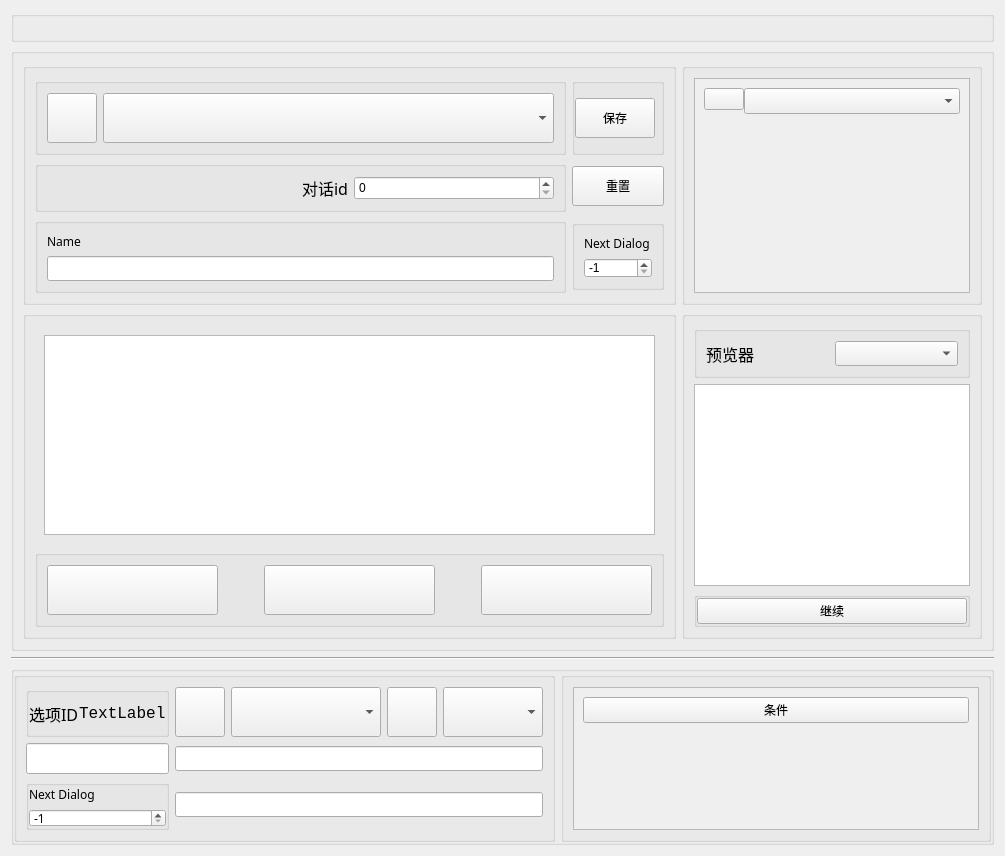
Before: the Qt Designer form UI/DialogInterface.ui in zdfjfd/jsonEditor, drawn with Qt 5.
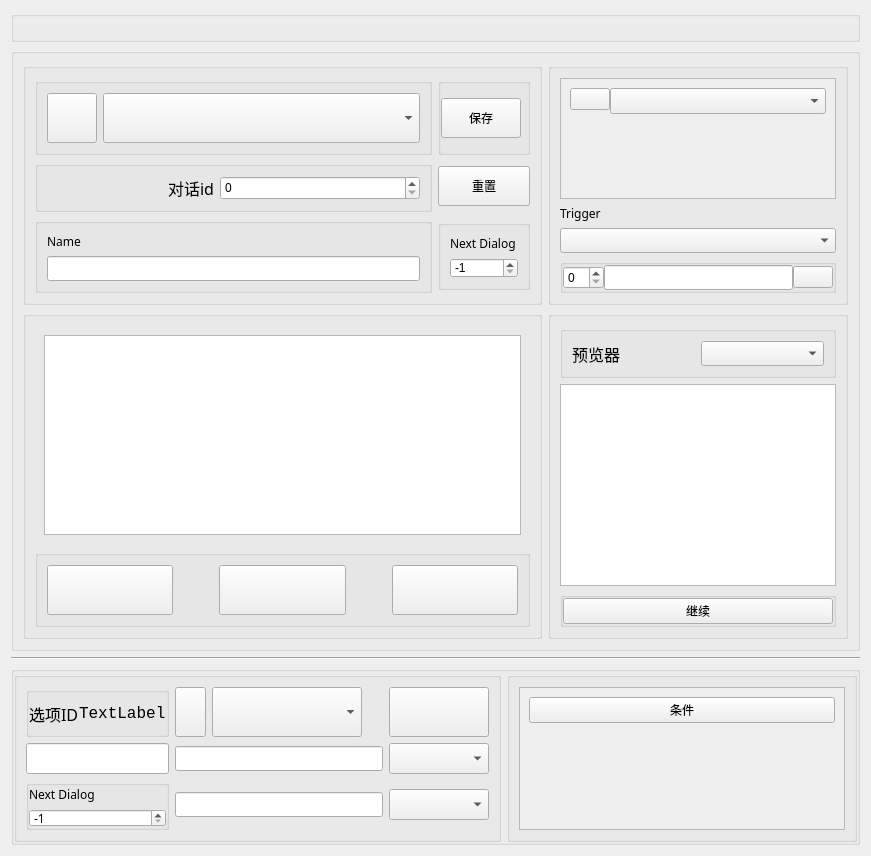
After: the same form once the commit is applied. Custom widgets are drawn as their Qt base class.

Commit message: new dialog properties

```diff
--- a/UI/DialogInterface.ui
+++ b/UI/DialogInterface.ui
@@ -6,7 +6,7 @@
    <rect>
     <x>0</x>
     <y>0</y>
-    <width>1005</width>
+    <width>871</width>
     <height>702</height>
    </rect>
   </property>
@@ -464,7 +464,7 @@
               <x>0</x>
               <y>0</y>
               <width>284</width>
-              <height>156</height>
+              <height>95</height>
              </rect>
             </property>
             <property name="autoFillBackground">
@@ -501,6 +501,70 @@
            </widget>
           </widget>
          </item>
+         <item>
+          <widget class="SubtitleLabel" name="label_7">
+           <property name="font">
+            <font>
+             <family>VonwaonBitmap 16px</family>
+            </font>
+           </property>
+           <property name="text">
+            <string>Trigger</string>
+           </property>
+          </widget>
+         </item>
+         <item>
+          <widget class="ComboBox" name="triggerBox">
+           <property name="font">
+            <font>
+             <family>VonwaonBitmap 16px</family>
+            </font>
+           </property>
+          </widget>
+         </item>
+         <item>
+          <widget class="QGroupBox" name="groupBox_9">
+           <property name="title">
+            <string/>
+           </property>
+           <layout class="QHBoxLayout" name="horizontalLayout_6">
+            <property name="spacing">
+             <number>0</number>
+            </property>
+            <property name="leftMargin">
+             <number>0</number>
+            </property>
+            <property name="topMargin">
+             <number>0</number>
+            </property>
+            <property name="rightMargin">
+             <number>0</number>
+            </property>
+            <property name="bottomMargin">
+             <number>0</number>
+            </property>
+            <item>
+             <widget class="SpinBox" name="triggerIndexBox"/>
+            </item>
+            <item>
+             <widget class="ButtonLineEdit" name="triggerEdit">
+              <property name="font">
+               <font>
+                <family>VonwaonBitmap 16px</family>
+               </font>
+              </property>
+             </widget>
+            </item>
+            <item>
+             <widget class="TransparentToolButton" name="removeTriggerButton">
+              <property name="text">
+               <string/>
+              </property>
+             </widget>
+            </item>
+           </layout>
+          </widget>
+         </item>
         </layout>
        </widget>
       </item>
@@ -704,49 +768,54 @@
          <string/>
         </property>
         <layout class="QGridLayout" name="gridLayout_2">
-         <item row="0" column="2">
-          <widget class="TransparentToolButton" name="clearOptionButton">
-           <property name="enabled">
-            <bool>true</bool>
-           </property>
-           <property name="sizePolicy">
-            <sizepolicy hsizetype="Expanding" vsizetype="Preferred">
-             <horstretch>0</horstretch>
-             <verstretch>0</verstretch>
-            </sizepolicy>
-           </property>
-           <property name="minimumSize">
-            <size>
-             <width>20</width>
-             <height>50</height>
-            </size>
-           </property>
-           <property name="maximumSize">
-            <size>
-             <width>50</width>
-             <height>50</height>
-            </size>
-           </property>
-           <property name="font">
-            <font>
-             <family>Consolas</family>
-             <pointsize>16</pointsize>
-             <weight>50</weight>
-             <bold>false</bold>
-            </font>
-           </property>
-           <property name="toolTip">
-            <string>删除当前项</string>
-           </property>
-           <property name="text">
+         <item row="0" column="1">
+          <widget class="QGroupBox" name="groupBox_5">
+           <property name="title">
             <string/>
            </property>
-           <property name="iconSize">
-            <size>
-             <width>16</width>
-             <height>16</height>
-            </size>
-           </property>
+           <layout class="QHBoxLayout" name="horizontalLayout">
+            <property name="spacing">
+             <number>0</number>
+            </property>
+            <property name="leftMargin">
+             <number>0</number>
+            </property>
+            <property name="topMargin">
+             <number>0</number>
+            </property>
+            <property name="rightMargin">
+             <number>0</number>
+            </property>
+            <property name="bottomMargin">
+             <number>0</number>
+            </property>
+            <item>
+             <widget class="SubtitleLabel" name="label_6">
+              <property name="font">
+               <font>
+                <family>VonwaonBitmap 16px</family>
+                <pointsize>12</pointsize>
+               </font>
+              </property>
+              <property name="text">
+               <string>选项ID</string>
+              </property>
+             </widget>
+            </item>
+            <item>
+             <widget class="SubtitleLabel" name="optionIDLabel">
+              <property name="font">
+               <font>
+                <family>Consolas</family>
+                <pointsize>12</pointsize>
+               </font>
+              </property>
+              <property name="text">
+               <string>TextLabel</string>
+              </property>
+             </widget>
+            </item>
+           </layout>
           </widget>
          </item>
          <item row="2" column="1">
@@ -825,6 +894,22 @@
            </layout>
           </widget>
          </item>
+         <item row="2" column="2" colspan="4">
+          <widget class="StackedLineEdit" name="tipLineEdit">
+           <property name="sizePolicy">
+            <sizepolicy hsizetype="Expanding" vsizetype="Fixed">
+             <horstretch>1</horstretch>
+             <verstretch>0</verstretch>
+            </sizepolicy>
+           </property>
+           <property name="maximumSize">
+            <size>
+             <width>16777215</width>
+             <height>16777215</height>
+            </size>
+           </property>
+          </widget>
+         </item>
          <item row="1" column="2" colspan="4">
           <widget class="StackedLineEdit" name="optionLineEdit">
            <property name="sizePolicy">
@@ -841,34 +926,6 @@
            </property>
           </widget>
          </item>
-         <item row="0" column="3">
-          <widget class="ComboBox" name="optionComboBox">
-           <property name="sizePolicy">
-            <sizepolicy hsizetype="Expanding" vsizetype="Preferred">
-             <horstretch>1</horstretch>
-             <verstretch>0</verstretch>
-            </sizepolicy>
-           </property>
-           <property name="minimumSize">
-            <size>
-             <width>150</width>
-             <height>50</height>
-            </size>
-           </property>
-           <property name="maximumSize">
-            <size>
-             <width>16777215</width>
-             <height>50</height>
-            </size>
-           </property>
-           <property name="font">
-            <font>
-             <family>Consolas</family>
-             <pointsize>12</pointsize>
-            </font>
-           </property>
-          </widget>
-         </item>
          <item row="1" column="1">
           <widget class="ButtonLineEdit" name="optionCommentEdit">
            <property name="sizePolicy">
@@ -900,26 +957,31 @@
            </property>
           </widget>
          </item>
-         <item row="2" column="2" colspan="4">
-          <widget class="StackedLineEdit" name="tipLineEdit">
+         <item row="2" column="6">
+          <widget class="ComboBox" name="LegalComboBox">
            <property name="sizePolicy">
             <sizepolicy hsizetype="Expanding" vsizetype="Fixed">
-             <horstretch>1</horstretch>
+             <horstretch>0</horstretch>
              <verstretch>0</verstretch>
             </sizepolicy>
            </property>
-           <property name="maximumSize">
+           <property name="minimumSize">
             <size>
-             <width>16777215</width>
-             <height>16777215</height>
+             <width>100</width>
+             <height>0</height>
             </size>
            </property>
+           <property name="font">
+            <font>
+             <pointsize>12</pointsize>
+            </font>
+           </property>
           </widget>
          </item>
-         <item row="0" column="5">
+         <item row="1" column="6">
           <widget class="ComboBox" name="AlignComboBox">
            <property name="sizePolicy">
-            <sizepolicy hsizetype="Expanding" vsizetype="Preferred">
+            <sizepolicy hsizetype="Expanding" vsizetype="Fixed">
              <horstretch>1</horstretch>
              <verstretch>0</verstretch>
             </sizepolicy>
@@ -927,13 +989,13 @@
            <property name="minimumSize">
             <size>
              <width>100</width>
-             <height>50</height>
+             <height>0</height>
             </size>
            </property>
            <property name="maximumSize">
             <size>
              <width>16777215</width>
-             <height>50</height>
+             <height>16777215</height>
             </size>
            </property>
            <property name="font">
@@ -944,7 +1006,7 @@
            </property>
           </widget>
          </item>
-         <item row="0" column="4">
+         <item row="0" column="6">
           <widget class="TransparentToolButton" name="createOptionButton">
            <property name="sizePolicy">
             <sizepolicy hsizetype="Expanding" vsizetype="Preferred">
@@ -963,54 +1025,77 @@
            </property>
           </widget>
          </item>
-         <item row="0" column="1">
-          <widget class="QGroupBox" name="groupBox_5">
-           <property name="title">
+         <item row="0" column="4">
+          <widget class="ComboBox" name="optionComboBox">
+           <property name="sizePolicy">
+            <sizepolicy hsizetype="Expanding" vsizetype="Preferred">
+             <horstretch>1</horstretch>
+             <verstretch>0</verstretch>
+            </sizepolicy>
+           </property>
+           <property name="minimumSize">
+            <size>
+             <width>150</width>
+             <height>50</height>
+            </size>
+           </property>
+           <property name="maximumSize">
+            <size>
+             <width>16777215</width>
+             <height>50</height>
+            </size>
+           </property>
+           <property name="font">
+            <font>
+             <family>Consolas</family>
+             <pointsize>12</pointsize>
+            </font>
+           </property>
+          </widget>
+         </item>
+         <item row="0" column="2" colspan="2">
+          <widget class="TransparentToolButton" name="clearOptionButton">
+           <property name="enabled">
+            <bool>true</bool>
+           </property>
+           <property name="sizePolicy">
+            <sizepolicy hsizetype="Expanding" vsizetype="Preferred">
+             <horstretch>0</horstretch>
+             <verstretch>0</verstretch>
+            </sizepolicy>
+           </property>
+           <property name="minimumSize">
+            <size>
+             <width>20</width>
+             <height>50</height>
+            </size>
+           </property>
+           <property name="maximumSize">
+            <size>
+             <width>50</width>
+             <height>50</height>
+            </size>
+           </property>
+           <property name="font">
+            <font>
+             <family>Consolas</family>
+             <pointsize>16</pointsize>
+             <weight>50</weight>
+             <bold>false</bold>
+            </font>
+           </property>
+           <property name="toolTip">
+            <string>删除当前项</string>
+           </property>
+           <property name="text">
             <string/>
            </property>
-           <layout class="QHBoxLayout" name="horizontalLayout">
-            <property name="spacing">
-             <number>0</number>
-            </property>
-            <property name="leftMargin">
-             <number>0</number>
-            </property>
-            <property name="topMargin">
-             <number>0</number>
-            </property>
-            <property name="rightMargin">
-             <number>0</number>
-            </property>
-            <property name="bottomMargin">
-             <number>0</number>
-            </property>
-            <item>
-             <widget class="SubtitleLabel" name="label_6">
-              <property name="font">
-               <font>
-                <family>VonwaonBitmap 16px</family>
-                <pointsize>12</pointsize>
-               </font>
-              </property>
-              <property name="text">
-               <string>选项ID</string>
-              </property>
-             </widget>
-            </item>
-            <item>
-             <widget class="SubtitleLabel" name="optionIDLabel">
-              <property name="font">
-               <font>
-                <family>Consolas</family>
-                <pointsize>12</pointsize>
-               </font>
-              </property>
-              <property name="text">
-               <string>TextLabel</string>
-              </property>
-             </widget>
-            </item>
-           </layout>
+           <property name="iconSize">
+            <size>
+             <width>16</width>
+             <height>16</height>
+            </size>
+           </property>
           </widget>
          </item>
         </layout>
@@ -1044,7 +1129,7 @@
              <rect>
               <x>0</x>
               <y>0</y>
-              <width>468</width>
+              <width>384</width>
               <height>139</height>
              </rect>
             </property>
```
The commit also changes 2 other files.
